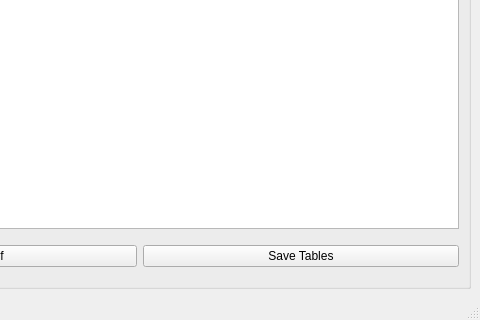
Old version of the form gui/finalcif_gui.ui in the repository dkratzert/FinalCif; both pictures show x 920 to 1400 and y 480 to 800 of the 1400 by 800 pixel window.
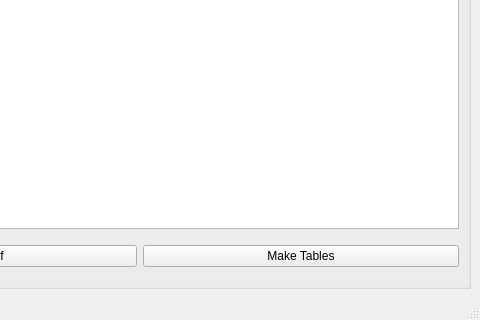
New version of the form.

```diff
--- a/gui/finalcif_gui.ui
+++ b/gui/finalcif_gui.ui
@@ -82,7 +82,7 @@
        <item row="2" column="2">
         <widget class="QPushButton" name="SaveFullReportButton">
          <property name="text">
-          <string>Save Tables</string>
+          <string>Make Tables</string>
          </property>
         </widget>
        </item>
```
Left out of the diff: 22 changed lines with no effect on the pictures.
